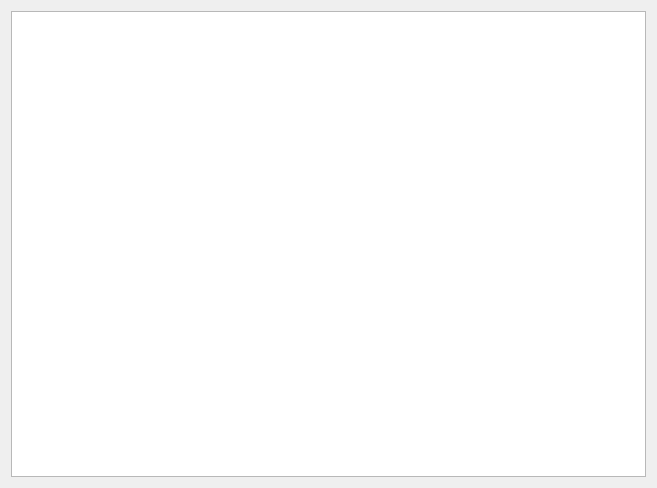
This is ui/console.ui in abenea/fubar as Qt 5 draws it before an edit. The edited form follows.
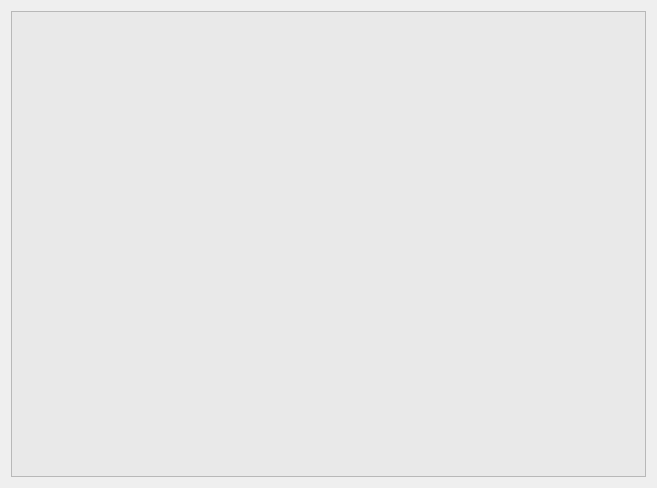
This is the edited form.

Commit message: nicer console color

```diff
--- a/ui/console.ui
+++ b/ui/console.ui
@@ -16,6 +16,43 @@
   <layout class="QGridLayout" name="gridLayout">
    <item row="0" column="0">
     <widget class="QTextEdit" name="text">
+     <property name="palette">
+      <palette>
+       <active>
+        <colorrole role="Base">
+         <brush brushstyle="SolidPattern">
+          <color alpha="255">
+           <red>233</red>
+           <green>233</green>
+           <blue>233</blue>
+          </color>
+         </brush>
+        </colorrole>
+       </active>
+       <inactive>
+        <colorrole role="Base">
+         <brush brushstyle="SolidPattern">
+          <color alpha="255">
+           <red>233</red>
+           <green>233</green>
+           <blue>233</blue>
+          </color>
+         </brush>
+        </colorrole>
+       </inactive>
+       <disabled>
+        <colorrole role="Base">
+         <brush brushstyle="SolidPattern">
+          <color alpha="255">
+           <red>244</red>
+           <green>244</green>
+           <blue>244</blue>
+          </color>
+         </brush>
+        </colorrole>
+       </disabled>
+      </palette>
+     </property>
      <property name="documentTitle">
       <string notr="true"/>
      </property>
```
